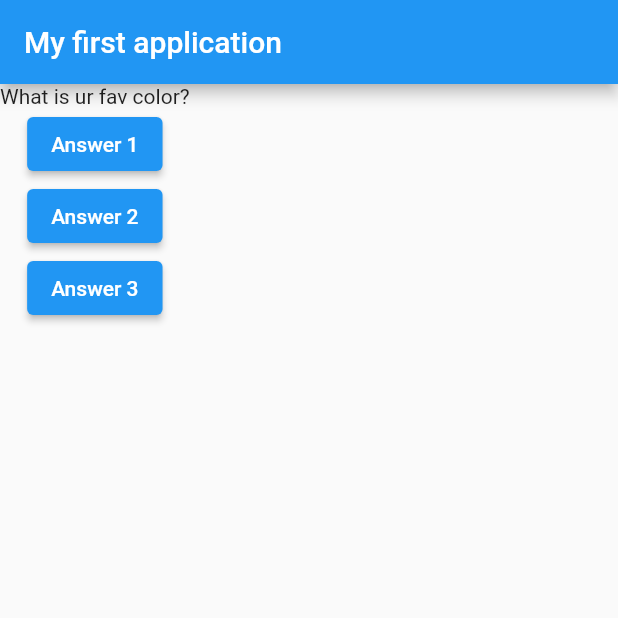
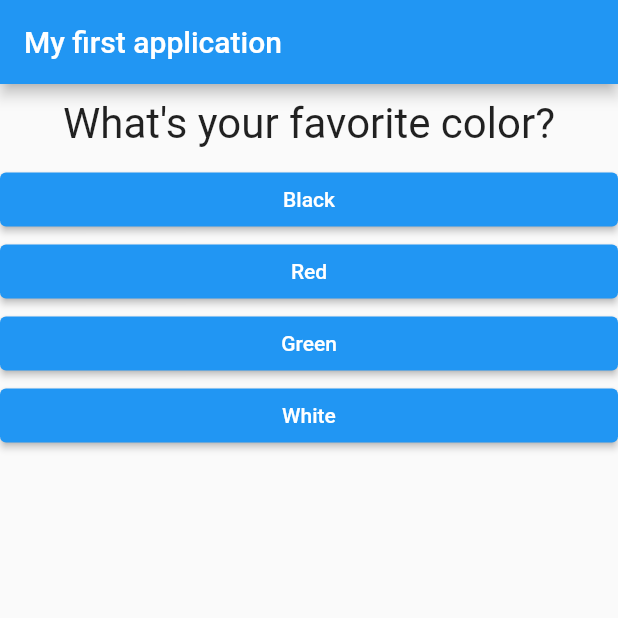
Before and after one commit to SpringMike/flutter_simple_quiz_app, a Flutter app: the screen it shows after launch, on a phone screen of 412 x 824 dp, the top half of it. Run offline on Flutter 3.47's test engine with Material 2 defaults, Android fonts, the phone set to English and light mode, and no system bars.

Commit message:
git commit done

```diff
--- /dev/null
+++ b/lib/answer.dart
@@ -0,0 +1,19 @@
+import 'package:flutter/material.dart';
+
+class Answer extends StatelessWidget {
+  final VoidCallback selectHandle;
+  final String answerText;
+  const Answer(this.selectHandle, this.answerText, {super.key});
+
+  @override
+  Widget build(BuildContext context) {
+    return SizedBox(
+      width: double.infinity,
+      child: ElevatedButton(
+        onPressed: selectHandle,
+        style: ElevatedButton.styleFrom(primary: Colors.blue),
+        child: Text(answerText),
+      ),
+    );
+  }
+}
--- a/lib/main.dart
+++ b/lib/main.dart
@@ -1,4 +1,8 @@
 import 'package:flutter/material.dart';
+import 'package:sample_project/quizz.dart';
+import 'package:sample_project/result.dart';
+import './answer.dart';
+import './question.dart';
 
 void main() {
   runApp(const MyApp());
@@ -12,34 +16,62 @@ class MyApp extends StatefulWidget {
 }
 
 class _MyAppState extends State<MyApp> {
-  var questionIndex = 0;
+  final _questions = const [
+    {
+      'questionText': 'What\'s your favorite color?',
+      'answers': [
+        {'text': 'Black', 'score': 10},
+        {'text': 'Red', 'score': 5},
+        {'text': 'Green', 'score': 3},
+        {'text': 'White', 'score': 1},
+      ],
+    },
+    {
+      'questionText': 'What\'s your favorite animal?',
+      'answers': [
+        {'text': 'Rabbit', 'score': 3},
+        {'text': 'Snake', 'score': 11},
+        {'text': 'Elephant', 'score': 5},
+        {'text': 'Lion', 'score': 9},
+      ],
+    },
+    {
+      'questionText': 'Who\'s your favorite instructor?',
+      'answers': [
+        {'text': 'Max', 'score': 1},
+        {'text': 'Max', 'score': 1},
+        {'text': 'Max', 'score': 1},
+        {'text': 'Max', 'score': 1},
+      ],
+    },
+  ];
+  var _questionIndex = 0;
+  var _totalScore = 0;
 
-  void answerQuestion() {
+  void _answerQuestion(int score) {
+    _totalScore += score;
     setState(() {
-      questionIndex = questionIndex + 1;
+      _questionIndex = _questionIndex + 1;
+    });
+  }
+
+  void _restartQuiz() {
+    setState(() {
+      _questionIndex = 0;
+      _totalScore = 0;
     });
   }
 
   @override
   Widget build(BuildContext context) {
-    var questions = ['What is ur fav color?', 'What ur fav animals'];
     return MaterialApp(
       home: Scaffold(
-        appBar: AppBar(
-          title: const Text('My first application'),
-        ),
-        body: Column(
-          children: [
-            Text(questions[questionIndex]),
-            ElevatedButton(
-                onPressed: answerQuestion, child: const Text("Answer 1")),
-            ElevatedButton(
-                onPressed: answerQuestion, child: const Text("Answer 2")),
-            ElevatedButton(
-                onPressed: answerQuestion, child: const Text("Answer 3")),
-          ],
-        ),
-      ),
+          appBar: AppBar(
+            title: const Text('My first application'),
+          ),
+          body: _questionIndex < _questions.length
+              ? Quizz(_questions, _answerQuestion, _questionIndex)
+              : Result(_totalScore,_restartQuiz)),
     );
   }
 }
--- /dev/null
+++ b/lib/question.dart
@@ -0,0 +1,20 @@
+import 'package:flutter/material.dart';
+
+class Question extends StatelessWidget {
+  final String questionText;
+
+  const Question(this.questionText, {super.key});
+
+  @override
+  Widget build(BuildContext context) {
+    return Container(
+      width: double.infinity,
+      margin: EdgeInsets.all(10),
+      child: Text(
+        questionText,
+        style: TextStyle(fontSize: 28),
+        textAlign: TextAlign.center,
+      ),
+    );
+  }
+}
--- /dev/null
+++ b/lib/quizz.dart
@@ -0,0 +1,28 @@
+import 'package:flutter/material.dart';
+import 'package:sample_project/question.dart';
+
+import 'answer.dart';
+
+class Quizz extends StatelessWidget {
+  final List<Map<String, Object>> questions;
+  final Function(int) answerQuestion;
+  final int questionIndex;
+
+  const Quizz( this.questions, this.answerQuestion, this.questionIndex,
+      {super.key});
+
+  @override
+  Widget build(BuildContext context) {
+    return Column(
+      children: [
+        Question(
+          questions[questionIndex]['questionText'] as String,
+        ),
+        ...(questions[questionIndex]['answers'] as List<Map<String, Object>>).map((answer) {
+          return Answer(() => answerQuestion(answer['score'] as int), answer['text'] as String);
+        }).toList()
+      ],
+    );
+  }
+
+}
```
Also changed, not shown: lib/result.dart (added, +39 -0 lines).
